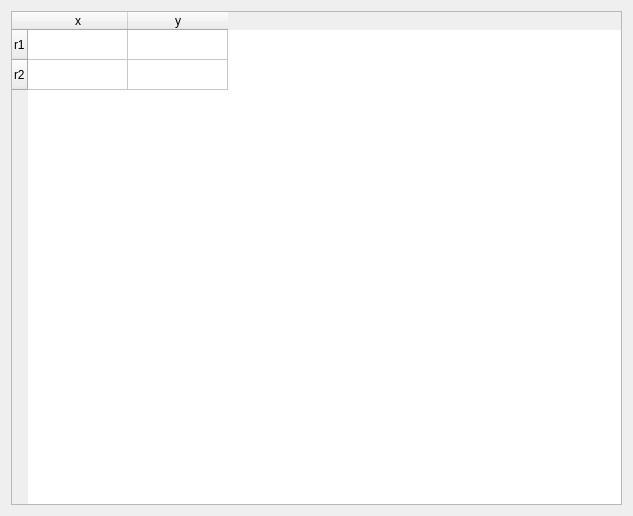
Qt form pyplot/ui/table_ui.ui (decacent/Pyplot) before a commit.
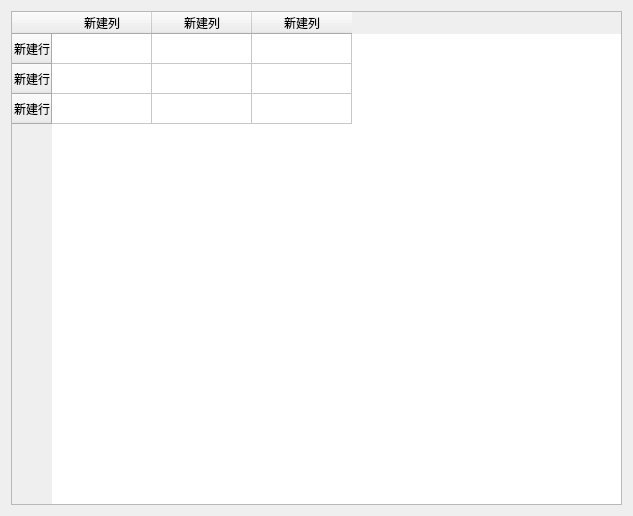
The same form after that commit.

```diff
--- a/pyplot/ui/table_ui.ui
+++ b/pyplot/ui/table_ui.ui
@@ -20,22 +20,32 @@
       <widget class="QTableWidget" name="tableWidget">
        <row>
         <property name="text">
-         <string>r1</string>
+         <string>新建行</string>
         </property>
        </row>
        <row>
         <property name="text">
-         <string>r2</string>
+         <string>新建行</string>
         </property>
        </row>
+       <row>
+        <property name="text">
+         <string>新建行</string>
+        </property>
+       </row>
        <column>
         <property name="text">
-         <string>x</string>
+         <string>新建列</string>
         </property>
        </column>
        <column>
         <property name="text">
-         <string>y</string>
+         <string>新建列</string>
+        </property>
+       </column>
+       <column>
+        <property name="text">
+         <string>新建列</string>
         </property>
        </column>
       </widget>
```
